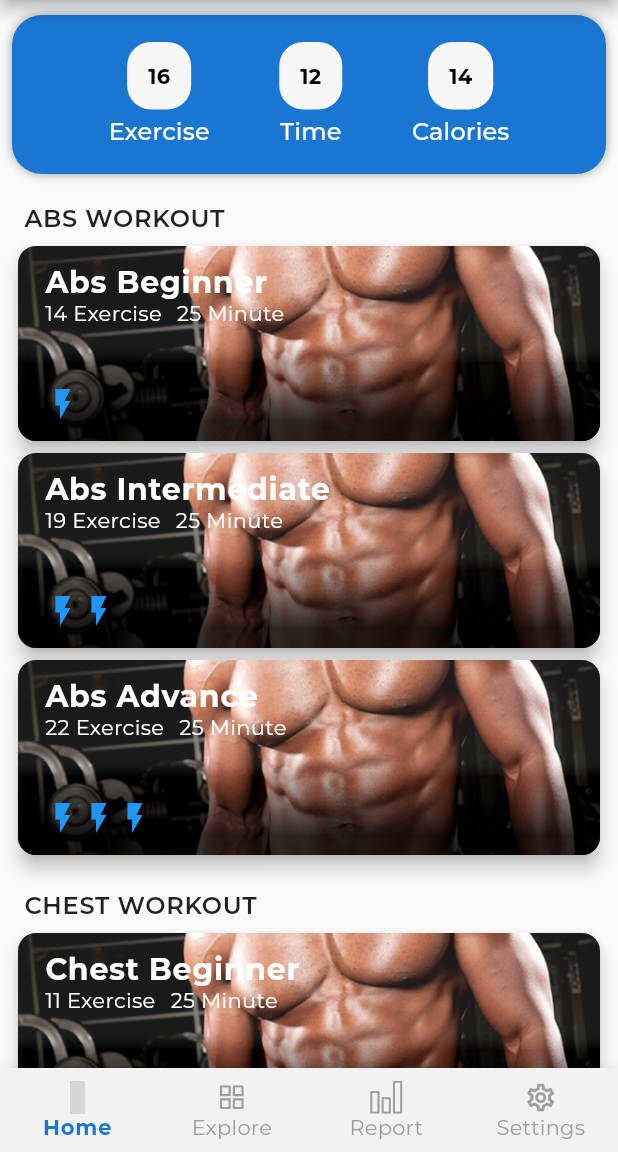
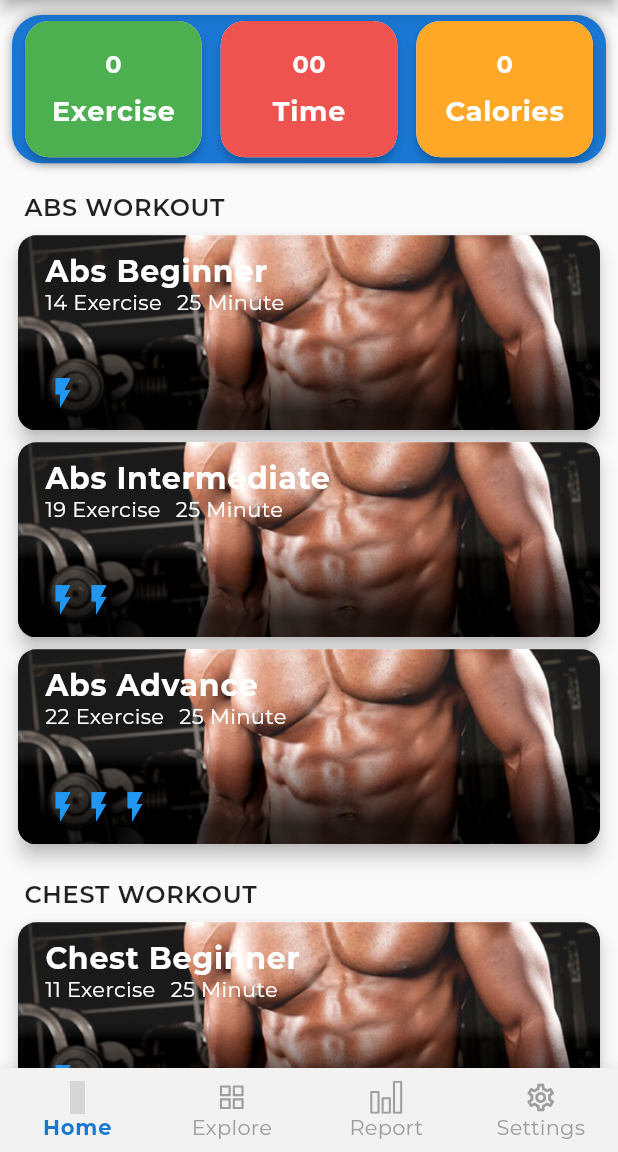
Before and after one commit to gaoypChina/home_workout_app, a Flutter app: the screen it shows after launch, on a phone screen of 412 x 824 dp, the part 84-1236 px from its top. Run offline on Flutter 3.47's test engine with Material 2 defaults, Android fonts, the phone set to English and light mode, and no system bars; our stand-ins replace animated_background, confetti, device_info, eva_icons_flutter, fl_chart, flutter_easyloading and 19 more; accounts and stored records are empty; grey boxes are pictures that could not be loaded.

Commit message:
active card added

```diff
--- a/lib/widgets/achivement.dart
+++ b/lib/widgets/achivement.dart
@@ -1,60 +1,106 @@
 import 'package:flutter/material.dart';
-import 'package:full_workout/helper/light_dark_mode.dart';
+import 'package:full_workout/helper/sp_helper.dart';
+import 'package:full_workout/helper/sp_key_helper.dart';
 
-class Achievement extends StatelessWidget {
-  final String exerciseTitle;
-  final int exerciseValue;
-  final String timeTitle;
-  final int timeValue;
-  final String caloriesTitle;
-  final int caloriesValue;
-  final Color bgColor;
+import '../main.dart';
 
-  Achievement({
-    @required this.exerciseTitle,
-    @required this.exerciseValue,
-    @required this.timeTitle,
-    @required this.timeValue,
-    @required this.caloriesTitle,
-    @required this.caloriesValue,
-    this.bgColor =Colors.white,
+class Achievement extends StatefulWidget {
+
+  @override
+  _AchievementState createState() => _AchievementState();
+}
+
+
+class _AchievementState extends State<Achievement> {
+  bool isLoading = true;
+  SpHelper _spHelper = SpHelper();
+  SpKey _spKey = SpKey();
+
+
+  int time;
+  int exercise;
+  double calories;
+  getData() async{
+  int  loadedTime = await _spHelper.loadInt(_spKey.time)== null ? 0:await _spHelper.loadInt(_spKey.time);
+  int  loadedExercise = await _spHelper.loadInt(_spKey.exercise) == null ? 0 : await _spHelper.loadInt(_spKey.exercise);
+    calories = loadedExercise * (18/60);
+    time = loadedTime;
+    exercise = loadedExercise;
+    setState(() {
+      isLoading = false;
     });
+  }
 
-  Widget circulerCard(int value, String title) {
-    return Column(
+  @override
+  void initState() {
+    getData();
+    super.initState();
+  }
+  @override
+  Widget build(BuildContext context) {
+
+
+    Widget getAchievementCard(int time, int exercise, double calories) {
+      getCard(String title, String subTitle, Color color) {
+        return Container(
+
+          height: MediaQuery.of(context).size.height*.12,
+          child: Card(
+            elevation: 2,
+            shape: RoundedRectangleBorder(borderRadius: BorderRadius.all(Radius.circular(16))),
+            child: Container(
+              width: MediaQuery.of(context).size.width/3.5,
+              decoration: BoxDecoration(
+                  color: color,
+                  borderRadius: BorderRadius.all(Radius.circular(16)),
+                  ),
+              child: Padding(
+                padding: const EdgeInsets.all(8.0),
+                child: Column(
+                  mainAxisAlignment: MainAxisAlignment.center,
                   children: [
-        Container(
-        padding: EdgeInsets.all(14),
-        decoration: BoxDecoration(
-          color: Color(0xffF6F6F6),
-          borderRadius: BorderRadius.all(Radius.circular(16))
+                    Text(
+                      subTitle,
+                      style: textTheme.bodyText2.copyWith(
+                          color: Colors.white,
+                          fontWeight: FontWeight.w700,
+                          fontSize: 16),
                     ),
-        //  radius: 30,
-          child: Text(
-            value.toString(),style: textTheme.subtitle1.copyWith(fontSize: 14,color: Colors.black,fontWeight: FontWeight.w700),
+
+                    SizedBox(
+                      height: 10,
+                    ),
+                    Text(
+                      title,
+                      style: textTheme.bodyText1.copyWith(
+                          color: Colors.white,
+                          fontWeight: FontWeight.w700,
+                          fontSize: 18),
+                    ),
+
+                  ],
                 ),
               ),
-        SizedBox(
-          height: 5,
             ),
-Text(title,style: textTheme.subtitle2.copyWith(fontSize: 16,color: Colors.white),)
-      ],
+          ),
         );
       }
 
-  @override
-  Widget build(BuildContext context) {
-    return Padding(
-      padding: const EdgeInsets.all(18.0),
+      return Container(
+
+
         child: Row(
           mainAxisAlignment: MainAxisAlignment.spaceEvenly,
-        crossAxisAlignment: CrossAxisAlignment.center,
           children: [
-          circulerCard(exerciseValue, exerciseTitle),
-          circulerCard(timeValue, timeTitle),
-          circulerCard(caloriesValue, caloriesTitle),
+            getCard("Exercise",exercise.toString(), Colors.green.shade500),
+            getCard("Time",(time % 60).toString().padLeft(2, '0') , Colors.red.shade400),
+            getCard("Calories",calories.toInt().toString(), Colors.orange.shade400),
           ],
         ),
       );
     }
+    return
+    isLoading ? CircularProgressIndicator():
+      getAchievementCard( time,  exercise,  calories);
   }
+}
```
Also changed, not shown: lib/widgets/active_goal.dart (added, +199 -0 lines), 1 other file. Lines whose indentation alone changed are shown as unchanged.
